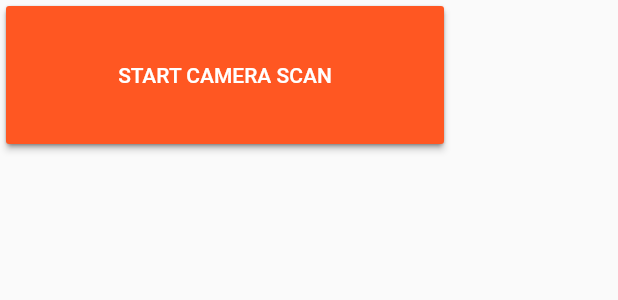
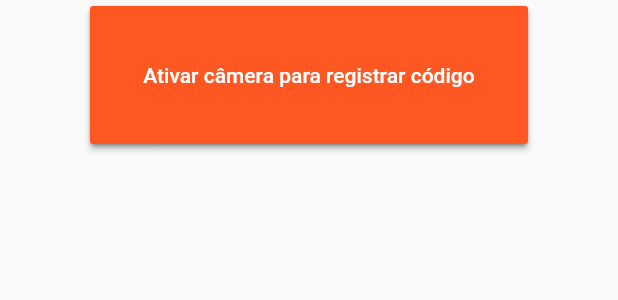
Before and after one commit to colombelli/pos-presenca, a Flutter app: the StudentPresenceRegistration widget shown alone on an empty page, opened directly, on a phone screen of 412 x 824 dp. Shown: the top 300 px of the screen. Run offline on Flutter 3.47's test engine with Material 2 defaults, Android fonts, the phone set to English and light mode, and no system bars; our stand-ins replace cloud_firestore, firebase_auth, flutter_calendar_carousel, flutter_spinkit, fluttertoast, qr_flutter; missing offline and left inert: barcode_scan; accounts and stored records are empty.

Commit message:
fixed button scan

```diff
--- a/lib/screens/student/presence_reg.dart
+++ b/lib/screens/student/presence_reg.dart
@@ -122,7 +122,8 @@ class _StudentPresenceRegistrationState extends State<StudentPresenceRegistratio
 
     return Column(
             children: <Widget>[
-              Container(
+                Center(
+                  child: Container(
                   height: 100,
                   width: 300,
                   child:
@@ -138,11 +139,12 @@ class _StudentPresenceRegistrationState extends State<StudentPresenceRegistratio
                           textColor: Colors.white,
                           splashColor: Colors.deepOrange,
                           onPressed: scan,
-                    child: const Text('START CAMERA SCAN')
+                          child: const Text('Ativar câmera para registrar código')
                     ),
                   )
                   )
-              )
+                  ),
+                ),
             ],
           );
 
```
Lines whose indentation alone changed are shown as unchanged.
